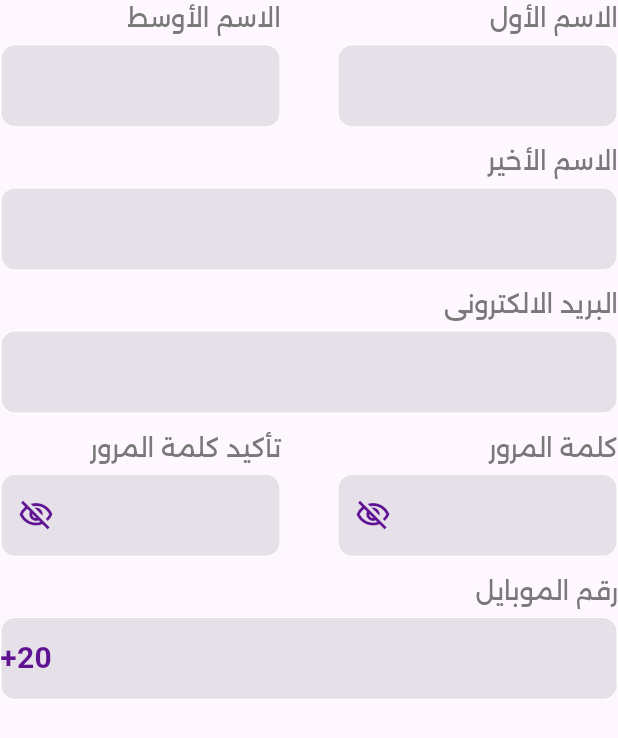
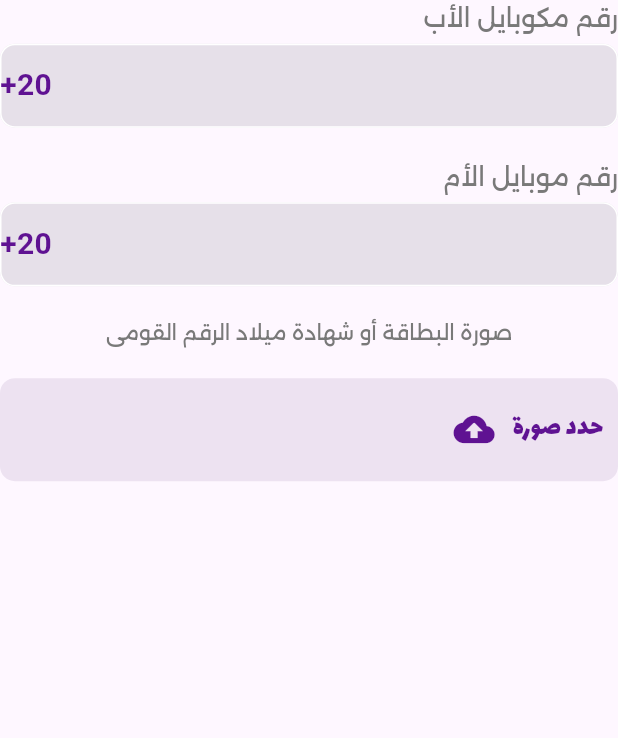
Before and after one commit to Mo-spac/education_app, a Flutter app: the CreateP3 widget shown alone on an empty page, opened directly, on a phone screen of 412 x 824 dp. Shown: the top 738 px of the screen. Run offline on Flutter 3.47's test engine with Material 3 defaults, Android fonts, the phone set to English and light mode, and no system bars; our stand-ins replace bloc, flutter_bloc.

Commit message:
Create Step 3 in Create Page Auth

```diff
--- a/lib/presenttion/widgets/auth/create_account/create_p3.dart
+++ b/lib/presenttion/widgets/auth/create_account/create_p3.dart
@@ -1,3 +1,4 @@
+import 'package:education_app/constens/my_colors.dart';
 import 'package:education_app/presenttion/widgets/auth/text_form_field_auth.dart';
 import 'package:flutter/material.dart';
 
@@ -8,72 +9,64 @@ class CreateP3 extends StatelessWidget {
   Widget build(BuildContext context) {
     return Column(
       children: [
-        Row(
-          mainAxisAlignment: MainAxisAlignment.spaceBetween,
-          textDirection: TextDirection.rtl,
-          children: [
-            TextFormFieldAuth(
-              title: "الاسم الأول",
-              type: "First Name",
-              isLast: false,
-              size: MediaQuery.of(context).size.width / 2.2,
-            ),
-            TextFormFieldAuth(
-              title: "الاسم الأوسط",
-              type: "Second Name",
-              isLast: false,
-              size: MediaQuery.of(context).size.width / 2.2,
-            ),
-          ],
-        ),
-        SizedBox(
-          height: MediaQuery.of(context).size.height / 80,
-        ),
         TextFormFieldAuth(
-          title: "الاسم الأخير",
-          type: "Last Name",
+          title: "رقم مكوبايل الأب",
+          type: "phone",
           isLast: false,
           size: MediaQuery.of(context).size.width,
         ),
         SizedBox(
-          height: MediaQuery.of(context).size.height / 80,
+          height: MediaQuery.of(context).size.height / 40,
         ),
         TextFormFieldAuth(
-          title: "البريد الالكترونى",
-          type: "email",
+          title: "رقم موبايل الأم",
+          type: "phone",
           isLast: false,
           size: MediaQuery.of(context).size.width,
         ),
         SizedBox(
-          height: MediaQuery.of(context).size.height / 80,
+          height: MediaQuery.of(context).size.height / 40,
         ),
-        Row(
-          mainAxisAlignment: MainAxisAlignment.spaceBetween,
-          textDirection: TextDirection.rtl,
-          children: [
-            TextFormFieldAuth(
-              title: "كلمة المرور",
-              type: "pass",
-              isLast: false,
-              size: MediaQuery.of(context).size.width / 2.2,
-            ),
-            TextFormFieldAuth(
-              title: "تأكيد كلمة المرور",
-              type: "pass",
-              isLast: false,
-              size: MediaQuery.of(context).size.width / 2.2,
-            ),
-          ],
+        Text(
+          "صورة البطاقة أو شهادة ميلاد الرقم القومى",
+          style: TextStyle(
+            fontFamily: "subtitle2",
+            color: MyColors.myDeepGrey,
+          ),
         ),
         SizedBox(
-          height: MediaQuery.of(context).size.height / 80,
+          height: MediaQuery.of(context).size.height / 40,
         ),
-        TextFormFieldAuth(
-          title: "رقم الموبايل",
-          type: "phone",
-          isLast: false,
-          size: MediaQuery.of(context).size.width,
-        ),
+        Container(
+          width: MediaQuery.of(context).size.width,
+          height: MediaQuery.of(context).size.height / 12,
+          decoration: BoxDecoration(
+            color: MyColors.myGrey,
+            borderRadius: BorderRadius.circular(10),
+          ),
+          child: Padding(
+            padding:
+                EdgeInsets.only(right: MediaQuery.of(context).size.width / 60),
+            child: Row(
+              textDirection: TextDirection.rtl,
+              children: [
+                Text(
+                  "    حدد صورة ",
+                  style: TextStyle(
+                    fontFamily: "title",
+                    fontSize: 18,
+                    color: MyColors.myPurple,
+                  ),
+                ),
+                Icon(
+                  Icons.cloud_upload_rounded,
+                  size: MediaQuery.of(context).size.width / 15,
+                  color: MyColors.myPurple,
+                ),
+              ],
+            ),
+          ),
+        )
       ],
     );
   }
```
